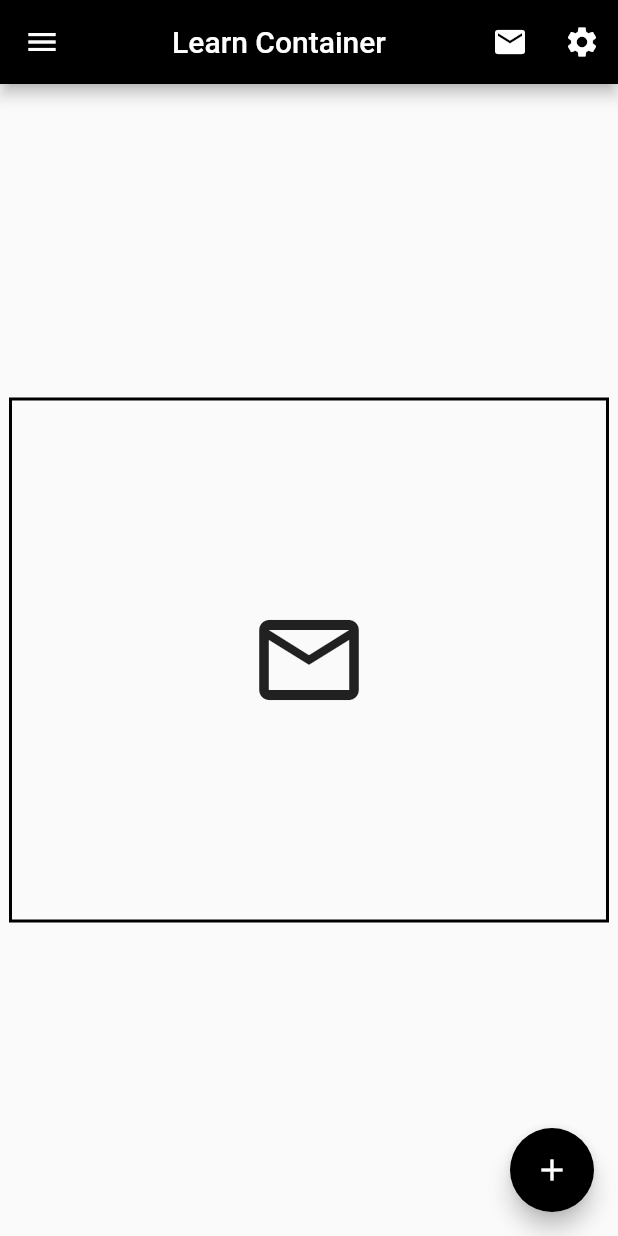
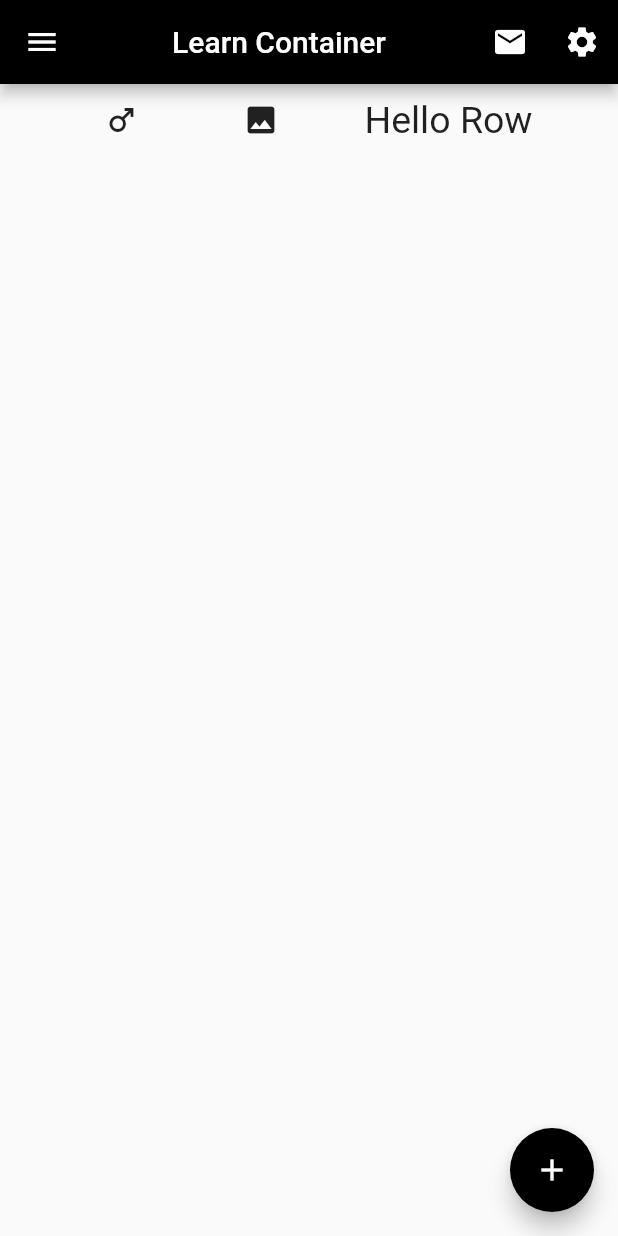
Before and after one commit to sumit007/flutter_learn, a Flutter app: the screen it shows after launch, on a phone screen of 412 x 824 dp. Run offline on Flutter 3.47's test engine with Material 2 defaults, Android fonts, the light colour scheme and no system bars.

Commit message:
Row alignment

```diff
--- /dev/null
+++ b/lib/learn_row.dart
@@ -0,0 +1,38 @@
+
+import 'dart:ui';
+
+import 'package:flutter/Material.dart';
+import 'package:flutter/cupertino.dart';
+
+class LearnRow extends StatelessWidget {
+  const LearnRow({Key? key}) : super(key: key);
+
+  @override
+  Widget build(BuildContext context) {
+    return Scaffold(
+        floatingActionButton: FloatingActionButton(
+          child: const Icon(Icons.add),
+          onPressed: () { print("On Pressed"); },
+          backgroundColor: Colors.black,
+        ),
+        appBar: AppBar(
+          title: const Center(child: Text("Learn Container")),
+          backgroundColor: Colors.black,
+          leading: IconButton(onPressed: () {print("");}, icon: const Icon(Icons.menu)),
+          actions: <Widget>[
+            IconButton(onPressed: () {print("");}, icon: const Icon(Icons.mail)),
+            IconButton(onPressed: () {print("");}, icon: const Icon(Icons.settings))
+          ],
+        ),
+        body: Row(
+          mainAxisAlignment: MainAxisAlignment.spaceEvenly,
+          children: [
+            IconButton(onPressed: () {print("");}, icon: const Icon(Icons.male_outlined)),
+            const Icon(Icons.image),
+            const Text("Hello Row", style: TextStyle(fontSize: 25),)
+          ],
+        )
+    );
+  }
+
+}
--- a/lib/my_app.dart
+++ b/lib/my_app.dart
@@ -2,6 +2,8 @@ import 'package:flutter/material.dart';
 import 'package:flutter_learn/home.dart';
 import 'package:flutter_learn/learn_container.dart';
 import 'package:flutter_learn/my_home_page.dart';
+
+import 'learn_row.dart';
 
 class MyApp extends StatelessWidget {
   const MyApp({Key? key}) : super(key: key);
@@ -10,7 +12,7 @@ class MyApp extends StatelessWidget {
   Widget build(BuildContext context) {
     return const MaterialApp(
       title: "Learning Flutter",
-      home: LearnContainer(),
+      home: LearnRow(),
     );
   }
 }
```
